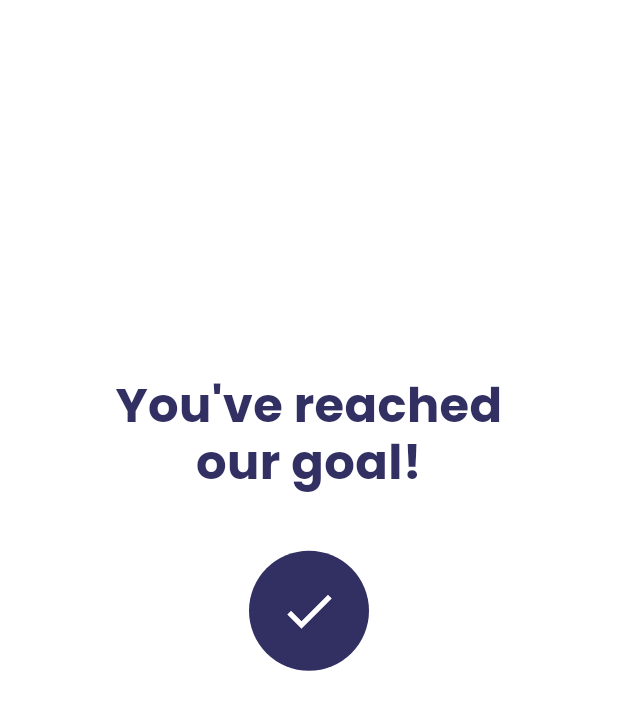
After one commit to i-sifat/Water-Tracker, a Flutter app: the GoalCompletionScreen screen opened directly, on a phone screen of 412 x 824 dp. The commit adds this screen. Shown: the top 710 px of the screen. Run offline on Flutter 3.47's test engine with Material 3 defaults, Android fonts, the phone set to English and light mode, and no system bars; our stand-ins replace fl_chart, flutter_svg, lottie, shared_preferences; accounts and stored records are empty.

Commit message:
adding android folder

```diff
--- a/lib/screens/add_hydration_screen.dart
+++ b/lib/screens/add_hydration_screen.dart
@@ -255,7 +255,7 @@ class _AddHydrationScreenContentState extends State<AddHydrationScreenContent>
       height: 75, // Reduced height by 10px
       decoration: BoxDecoration(
         color: backgroundColor,
-        borderRadius: BorderRadius.circular(5),
+        borderRadius: BorderRadius.circular(10),
         boxShadow: [
           BoxShadow(
             color: Colors.black.withOpacity(0.05),
--- /dev/null
+++ b/lib/screens/goal_completion_screen.dart
@@ -0,0 +1,200 @@
+import 'package:flutter/material.dart';
+import 'package:lottie/lottie.dart';
+import 'package:watertracker/screens/history_screen.dart';
+import 'package:watertracker/utils/app_colors.dart';
+
+class GoalCompletionScreen extends StatefulWidget {
+  const GoalCompletionScreen({super.key});
+
+  @override
+  State<GoalCompletionScreen> createState() => _GoalCompletionScreenState();
+}
+
+class _GoalCompletionScreenState extends State<GoalCompletionScreen>
+    with SingleTickerProviderStateMixin {
+  late AnimationController _animationController;
+  bool _showCheck = false;
+
+  @override
+  void initState() {
+    super.initState();
+    _animationController = AnimationController(
+      vsync: this,
+      duration: const Duration(milliseconds: 1500),
+    );
+
+    // Start showing the check mark after a small delay
+    Future.delayed(const Duration(milliseconds: 300), () {
+      if (mounted) {
+        setState(() {
+          _showCheck = true;
+        });
+        _animationController.forward();
+      }
+    });
+
+    // Listen for animation completion to enable tap
+    _animationController.addStatusListener((status) {
+      if (status == AnimationStatus.completed) {
+        setState(() {});
+      }
+    });
+  }
+
+  @override
+  void dispose() {
+    _animationController.dispose();
+    super.dispose();
+  }
+
+  void _navigateToHistory() {
+    Navigator.of(context).pushReplacement(
+      MaterialPageRoute(
+        builder: (context) => const HistoryScreenContent(selectedWeekIndex: 0),
+      ),
+    );
+  }
+
+  @override
+  Widget build(BuildContext context) {
+    return Scaffold(
+      backgroundColor: Colors.white,
+      body: Center(
+        child: Column(
+          mainAxisAlignment: MainAxisAlignment.center,
+          children: [
+            const Spacer(flex: 2),
+            // Celebration text
+            const Text(
+              "You've reached\nour goal!",
+              textAlign: TextAlign.center,
+              style: TextStyle(
+                fontFamily: 'Poppins',
+                fontSize: 32,
+                fontWeight: FontWeight.w600,
+                color: AppColors.darkBlue,
+                height: 1.2,
+              ),
+            ),
+            const SizedBox(height: 40),
+
+            // Animated check icon
+            GestureDetector(
+              onTap:
+                  _animationController.isCompleted ? _navigateToHistory : null,
+              child: AnimatedOpacity(
+                opacity: _showCheck ? 1.0 : 0.0,
+                duration: const Duration(milliseconds: 500),
+                child: Container(
+                  width: 80,
+                  height: 80,
+                  decoration: const BoxDecoration(
+                    shape: BoxShape.circle,
+                    color: AppColors.darkBlue,
+                  ),
+                  child: AnimatedBuilder(
+                    animation: _animationController,
+                    builder: (context, child) {
+                      return Center(
+                        child: Icon(
+                          Icons.check,
+                          color: Colors.white,
+                          size: 40 * _animationController.value,
+                        ),
+                      );
+                    },
+                  ),
+                ),
+              ),
+            ),
+            const Spacer(flex: 3),
+          ],
+        ),
+      ),
+    );
+  }
+}
+
+// Alternative implementation with Lottie animation
+class GoalCompletionScreenWithLottie extends StatefulWidget {
+  const GoalCompletionScreenWithLottie({Key? key}) : super(key: key);
+
+  @override
+  State<GoalCompletionScreenWithLottie> createState() =>
+      _GoalCompletionScreenWithLottieState();
+}
+
+class _GoalCompletionScreenWithLottieState
+    extends State<GoalCompletionScreenWithLottie> {
+  bool _animationCompleted = false;
+
+  @override
+  Widget build(BuildContext context) {
+    return Scaffold(
+      backgroundColor: Colors.white,
+      body: Center(
+        child: Column(
+          mainAxisAlignment: MainAxisAlignment.center,
+          children: [
+            const Spacer(flex: 2),
+            // Celebration text
+            Text(
+              "You've reached\nour goal!",
+              textAlign: TextAlign.center,
+              style: TextStyle(
+                fontFamily: 'Poppins',
+                fontSize: 32,
+                fontWeight: FontWeight.w600,
+                color: AppColors.darkBlue,
+                height: 1.2,
+              ),
+            ),
+            const SizedBox(height: 40),
+
+            // Lottie animation for check icon
+            GestureDetector(
+              onTap:
+                  _animationCompleted
+                      ? () {
+                        Navigator.of(context).pushReplacement(
+                          MaterialPageRoute(
+                            builder:
+                                (context) => const HistoryScreenContent(
+                                  selectedWeekIndex: 0,
+                                ),
+                          ),
+                        );
+                      }
+                      : null,
+              child: Container(
+                width: 80,
+                height: 80,
+                decoration: const BoxDecoration(
+                  shape: BoxShape.circle,
+                  color: AppColors.darkBlue,
+                ),
+                child: Lottie.asset(
+                  'assets/animations/check_animation.json', // Add this Lottie file to your assets
+                  width: 80,
+                  height: 80,
+                  fit: BoxFit.contain,
+                  onLoaded: (composition) {
+                    // Mark as complete after animation runs
+                    Future.delayed(composition.duration, () {
+                      if (mounted) {
+                        setState(() {
+                          _animationCompleted = true;
+                        });
+                      }
+                    });
+                  },
+                ),
+              ),
+            ),
+            const Spacer(flex: 3),
+          ],
+        ),
+      ),
+    );
+  }
+}
--- a/pubspec.yaml
+++ b/pubspec.yaml
@@ -16,6 +16,7 @@ dependencies:
   shared_preferences: ^2.5.2
   fl_chart: ^0.66.2
   flutter_svg: ^2.0.17
+  lottie: ^3.3.1
 
 dev_dependencies:
   flutter_test:
```
Also changed, not shown: assets/animations/check_animation.json (added, +1 -0 lines), lib/providers/hydration_provider.dart (+38 -1 lines), pubspec.lock, 129 other files.
